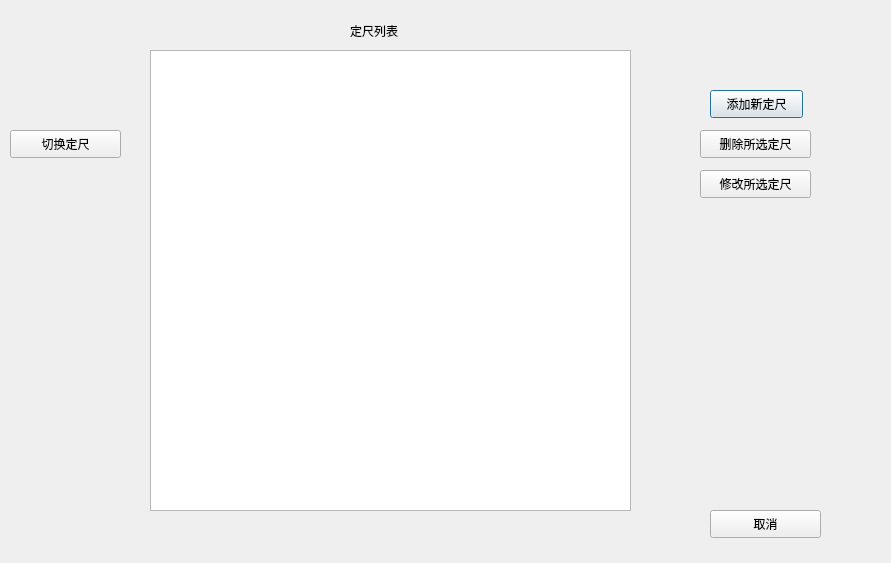
Old version of the form UI_SetSteelData.ui in the repository FSPengchen/Steel_FixdLengthSystem.
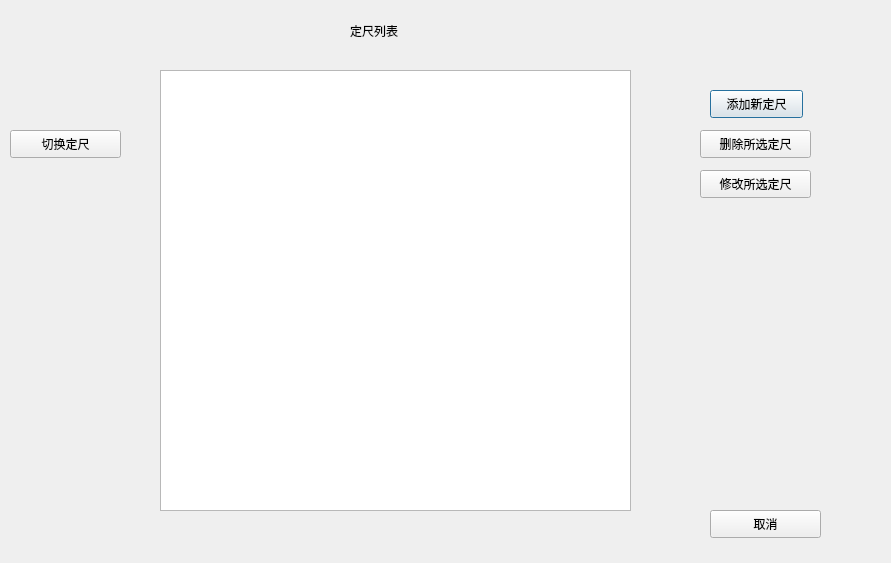
New version of the form.

```diff
--- a/UI_SetSteelData.ui
+++ b/UI_SetSteelData.ui
@@ -94,10 +94,10 @@
   <widget class="QListWidget" name="LW_lengthType">
    <property name="geometry">
     <rect>
-     <x>150</x>
-     <y>50</y>
-     <width>481</width>
-     <height>461</height>
+     <x>160</x>
+     <y>70</y>
+     <width>471</width>
+     <height>441</height>
     </rect>
    </property>
   </widget>
```
